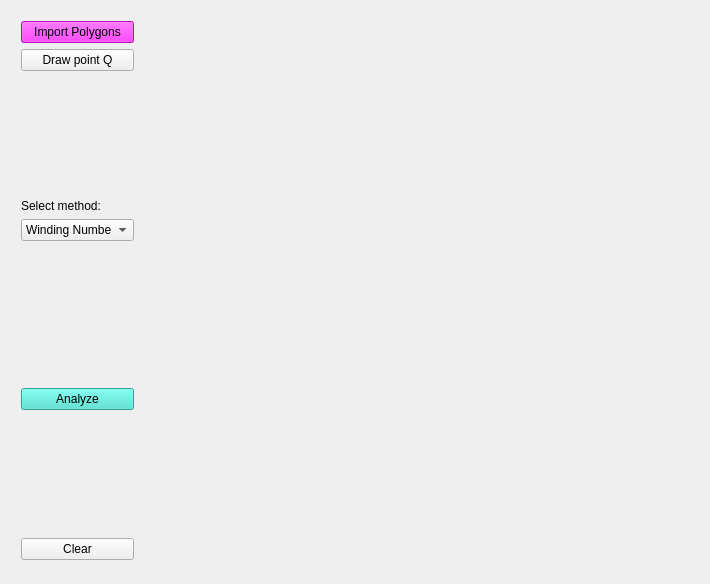
This is U1/u1_pol/widget.ui in petrposkocil/Algorithms_in_Digital_Cartography as Qt 5 draws it before an edit. The edited form follows.
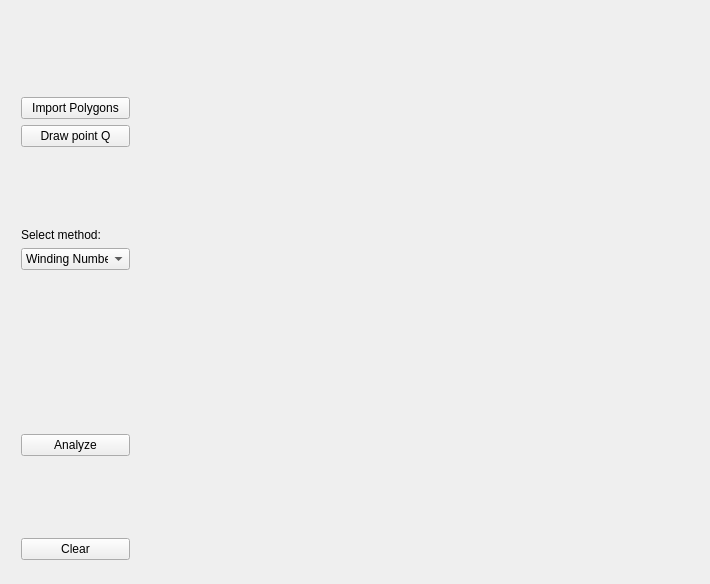
This is the edited form. Custom widgets are drawn as their Qt base class.

```diff
--- a/U1/u1_pol/widget.ui
+++ b/U1/u1_pol/widget.ui
@@ -21,15 +21,28 @@
     <rect>
      <x>10</x>
      <y>10</y>
-     <width>135</width>
+     <width>131</width>
      <height>561</height>
     </rect>
    </property>
    <layout class="QVBoxLayout" name="verticalLayout">
+    <item>
+     <spacer name="verticalSpacer_3">
+      <property name="orientation">
+       <enum>Qt::Vertical</enum>
+      </property>
+      <property name="sizeHint" stdset="0">
+       <size>
+        <width>20</width>
+        <height>40</height>
+       </size>
+      </property>
+     </spacer>
+    </item>
     <item>
      <widget class="QPushButton" name="importPolygons">
       <property name="styleSheet">
-       <string notr="true">QPushButton#importPolygons { background-color: magenta }</string>
+       <string notr="true"/>
       </property>
       <property name="text">
        <string>Import Polygons</string>
@@ -88,7 +101,7 @@
       <property name="sizeHint" stdset="0">
        <size>
         <width>20</width>
-        <height>40</height>
+        <height>138</height>
        </size>
       </property>
      </spacer>
@@ -103,7 +116,7 @@
     <item>
      <widget class="QPushButton" name="pushButton_2">
       <property name="styleSheet">
-       <string notr="true">QPushButton#pushButton_2 { background-color: rgb(64, 224, 208) }</string>
+       <string notr="true"/>
       </property>
       <property name="text">
        <string>Analyze</string>
@@ -135,14 +148,14 @@
   <widget class="Draw" name="Canvas" native="true">
    <property name="geometry">
     <rect>
-     <x>160</x>
+     <x>150</x>
      <y>10</y>
-     <width>541</width>
+     <width>551</width>
      <height>561</height>
     </rect>
    </property>
    <property name="styleSheet">
-    <string notr="true">color: rgb(255, 0, 127);</string>
+    <string notr="true"/>
    </property>
    <widget class="QLabel" name="inandout">
     <property name="geometry">
```
